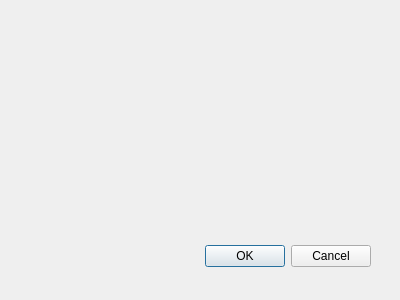
Before: the Qt Designer form Projet3_TRADING/aboutdialog.ui in MacFly669/myGitFiles, drawn with Qt 5.
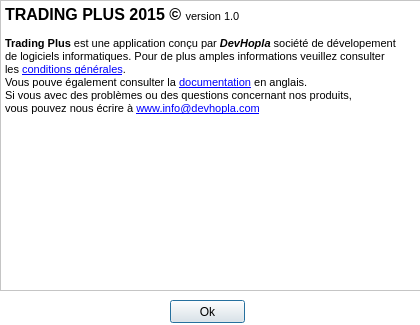
After: the same form once the commit is applied. Icons and pictures are not drawn.

```diff
--- a/Projet3_TRADING/aboutdialog.ui
+++ b/Projet3_TRADING/aboutdialog.ui
@@ -8,27 +8,331 @@
    <rect>
     <x>0</x>
     <y>0</y>
-    <width>400</width>
-    <height>300</height>
+    <width>420</width>
+    <height>325</height>
    </rect>
   </property>
+  <property name="sizePolicy">
+   <sizepolicy hsizetype="Fixed" vsizetype="Fixed">
+    <horstretch>0</horstretch>
+    <verstretch>0</verstretch>
+   </sizepolicy>
+  </property>
+  <property name="minimumSize">
+   <size>
+    <width>420</width>
+    <height>325</height>
+   </size>
+  </property>
+  <property name="maximumSize">
+   <size>
+    <width>420</width>
+    <height>325</height>
+   </size>
+  </property>
+  <property name="palette">
+   <palette>
+    <active>
+     <colorrole role="WindowText">
+      <brush brushstyle="SolidPattern">
+       <color alpha="255">
+        <red>0</red>
+        <green>0</green>
+        <blue>0</blue>
+       </color>
+      </brush>
+     </colorrole>
+     <colorrole role="Midlight">
+      <brush brushstyle="SolidPattern">
+       <color alpha="255">
+        <red>255</red>
+        <green>255</green>
+        <blue>255</blue>
+       </color>
+      </brush>
+     </colorrole>
+     <colorrole role="Dark">
+      <brush brushstyle="SolidPattern">
+       <color alpha="255">
+        <red>255</red>
+        <green>255</green>
+        <blue>255</blue>
+       </color>
+      </brush>
+     </colorrole>
+     <colorrole role="Mid">
+      <brush brushstyle="SolidPattern">
+       <color alpha="255">
+        <red>255</red>
+        <green>255</green>
+        <blue>255</blue>
+       </color>
+      </brush>
+     </colorrole>
+     <colorrole role="Text">
+      <brush brushstyle="SolidPattern">
+       <color alpha="255">
+        <red>0</red>
+        <green>0</green>
+        <blue>0</blue>
+       </color>
+      </brush>
+     </colorrole>
+     <colorrole role="ButtonText">
+      <brush brushstyle="SolidPattern">
+       <color alpha="255">
+        <red>0</red>
+        <green>0</green>
+        <blue>0</blue>
+       </color>
+      </brush>
+     </colorrole>
+     <colorrole role="Base">
+      <brush brushstyle="SolidPattern">
+       <color alpha="255">
+        <red>255</red>
+        <green>255</green>
+        <blue>255</blue>
+       </color>
+      </brush>
+     </colorrole>
+     <colorrole role="Window">
+      <brush brushstyle="SolidPattern">
+       <color alpha="255">
+        <red>255</red>
+        <green>255</green>
+        <blue>255</blue>
+       </color>
+      </brush>
+     </colorrole>
+     <colorrole role="Shadow">
+      <brush brushstyle="SolidPattern">
+       <color alpha="255">
+        <red>255</red>
+        <green>255</green>
+        <blue>255</blue>
+       </color>
+      </brush>
+     </colorrole>
+    </active>
+    <inactive>
+     <colorrole role="WindowText">
+      <brush brushstyle="SolidPattern">
+       <color alpha="255">
+        <red>0</red>
+        <green>0</green>
+        <blue>0</blue>
+       </color>
+      </brush>
+     </colorrole>
+     <colorrole role="Midlight">
+      <brush brushstyle="SolidPattern">
+       <color alpha="255">
+        <red>255</red>
+        <green>255</green>
+        <blue>255</blue>
+       </color>
+      </brush>
+     </colorrole>
+     <colorrole role="Dark">
+      <brush brushstyle="SolidPattern">
+       <color alpha="255">
+        <red>255</red>
+        <green>255</green>
+        <blue>255</blue>
+       </color>
+      </brush>
+     </colorrole>
+     <colorrole role="Mid">
+      <brush brushstyle="SolidPattern">
+       <color alpha="255">
+        <red>255</red>
+        <green>255</green>
+        <blue>255</blue>
+       </color>
+      </brush>
+     </colorrole>
+     <colorrole role="Text">
+      <brush brushstyle="SolidPattern">
+       <color alpha="255">
+        <red>0</red>
+        <green>0</green>
+        <blue>0</blue>
+       </color>
+      </brush>
+     </colorrole>
+     <colorrole role="ButtonText">
+      <brush brushstyle="SolidPattern">
+       <color alpha="255">
+        <red>0</red>
+        <green>0</green>
+        <blue>0</blue>
+       </color>
+      </brush>
+     </colorrole>
+     <colorrole role="Base">
+      <brush brushstyle="SolidPattern">
+       <color alpha="255">
+        <red>255</red>
+        <green>255</green>
+        <blue>255</blue>
+       </color>
+      </brush>
+     </colorrole>
+     <colorrole role="Window">
+      <brush brushstyle="SolidPattern">
+       <color alpha="255">
+        <red>255</red>
+        <green>255</green>
+        <blue>255</blue>
+       </color>
+      </brush>
+     </colorrole>
+     <colorrole role="Shadow">
+      <brush brushstyle="SolidPattern">
+       <color alpha="255">
+        <red>255</red>
+        <green>255</green>
+        <blue>255</blue>
+       </color>
+      </brush>
+     </colorrole>
+    </inactive>
+    <disabled>
+     <colorrole role="WindowText">
+      <brush brushstyle="SolidPattern">
+       <color alpha="255">
+        <red>255</red>
+        <green>255</green>
+        <blue>255</blue>
+       </color>
+      </brush>
+     </colorrole>
+     <colorrole role="Midlight">
+      <brush brushstyle="SolidPattern">
+       <color alpha="255">
+        <red>255</red>
+        <green>255</green>
+        <blue>255</blue>
+       </color>
+      </brush>
+     </colorrole>
+     <colorrole role="Dark">
+      <brush brushstyle="SolidPattern">
+       <color alpha="255">
+        <red>255</red>
+        <green>255</green>
+        <blue>255</blue>
+       </color>
+      </brush>
+     </colorrole>
+     <colorrole role="Mid">
+      <brush brushstyle="SolidPattern">
+       <color alpha="255">
+        <red>255</red>
+        <green>255</green>
+        <blue>255</blue>
+       </color>
+      </brush>
+     </colorrole>
+     <colorrole role="Text">
+      <brush brushstyle="SolidPattern">
+       <color alpha="255">
+        <red>255</red>
+        <green>255</green>
+        <blue>255</blue>
+       </color>
+      </brush>
+     </colorrole>
+     <colorrole role="ButtonText">
+      <brush brushstyle="SolidPattern">
+       <color alpha="255">
+        <red>255</red>
+        <green>255</green>
+        <blue>255</blue>
+       </color>
+      </brush>
+     </colorrole>
+     <colorrole role="Base">
+      <brush brushstyle="SolidPattern">
+       <color alpha="255">
+        <red>255</red>
+        <green>255</green>
+        <blue>255</blue>
+       </color>
+      </brush>
+     </colorrole>
+     <colorrole role="Window">
+      <brush brushstyle="SolidPattern">
+       <color alpha="255">
+        <red>255</red>
+        <green>255</green>
+        <blue>255</blue>
+       </color>
+      </brush>
+     </colorrole>
+     <colorrole role="Shadow">
+      <brush brushstyle="SolidPattern">
+       <color alpha="255">
+        <red>255</red>
+        <green>255</green>
+        <blue>255</blue>
+       </color>
+      </brush>
+     </colorrole>
+    </disabled>
+   </palette>
+  </property>
   <property name="windowTitle">
    <string>Dialog</string>
   </property>
-  <widget name="buttonBox" class="QDialogButtonBox">
+  <property name="windowIcon">
+   <iconset>
+    <normaloff>icons/About.png</normaloff>
+    <disabledoff>icons/About.png</disabledoff>
+    <disabledon>icons/About.png</disabledon>icons/About.png</iconset>
+  </property>
+  <property name="modal">
+   <bool>true</bool>
+  </property>
+  <widget class="QPushButton" name="pushButton">
    <property name="geometry">
     <rect>
-     <x>30</x>
-     <y>240</y>
-     <width>341</width>
-     <height>32</height>
+     <x>170</x>
+     <y>300</y>
+     <width>75</width>
+     <height>23</height>
     </rect>
    </property>
-   <property name="orientation">
-    <enum>Qt::Horizontal</enum>
+   <property name="text">
+    <string>Ok</string>
    </property>
-   <property name="standardButtons">
-    <set>QDialogButtonBox::Cancel|QDialogButtonBox::Ok</set>
+  </widget>
+  <widget class="QTextEdit" name="textEdit">
+   <property name="geometry">
+    <rect>
+     <x>0</x>
+     <y>0</y>
+     <width>421</width>
+     <height>291</height>
+    </rect>
+   </property>
+   <property name="html">
+    <string>&lt;!DOCTYPE HTML PUBLIC &quot;-//W3C//DTD HTML 4.0//EN&quot; &quot;http://www.w3.org/TR/REC-html40/strict.dtd&quot;&gt;
+&lt;html&gt;&lt;head&gt;&lt;meta name=&quot;qrichtext&quot; content=&quot;1&quot; /&gt;&lt;style type=&quot;text/css&quot;&gt;
+p, li { white-space: pre-wrap; }
+&lt;/style&gt;&lt;/head&gt;&lt;body style=&quot; font-family:'MS Shell Dlg 2'; font-size:8.25pt; font-weight:400; font-style:normal;&quot;&gt;
+&lt;p style=&quot; margin-top:0px; margin-bottom:0px; margin-left:0px; margin-right:0px; -qt-block-indent:0; text-indent:0px;&quot;&gt;&lt;img src=&quot;:/images/icons/mid_trading_small_new.png&quot; /&gt;&lt;/p&gt;
+&lt;p style=&quot; margin-top:0px; margin-bottom:0px; margin-left:0px; margin-right:0px; -qt-block-indent:0; text-indent:0px;&quot;&gt;&lt;span style=&quot; font-size:12pt; font-weight:600;&quot;&gt;TRADING PLUS 2015 © &lt;/span&gt;&lt;span style=&quot; font-size:8pt;&quot;&gt;version 1.0&lt;/span&gt;&lt;/p&gt;
+&lt;p style=&quot;-qt-paragraph-type:empty; margin-top:0px; margin-bottom:0px; margin-left:0px; margin-right:0px; -qt-block-indent:0; text-indent:0px; font-size:8pt;&quot;&gt;&lt;br /&gt;&lt;/p&gt;
+&lt;p style=&quot; margin-top:0px; margin-bottom:0px; margin-left:0px; margin-right:0px; -qt-block-indent:0; text-indent:0px;&quot;&gt;&lt;span style=&quot; font-size:8pt; font-weight:600;&quot;&gt;Trading Plus&lt;/span&gt;&lt;span style=&quot; font-size:8pt;&quot;&gt; est une application conçu par &lt;/span&gt;&lt;span style=&quot; font-size:8pt; font-weight:600; font-style:italic;&quot;&gt;DevHopla&lt;/span&gt;&lt;span style=&quot; font-size:8pt;&quot;&gt; société de dévelopement&lt;/span&gt;&lt;/p&gt;
+&lt;p style=&quot; margin-top:0px; margin-bottom:0px; margin-left:0px; margin-right:0px; -qt-block-indent:0; text-indent:0px;&quot;&gt;&lt;span style=&quot; font-size:8pt;&quot;&gt;de logiciels informatiques. Pour de plus amples informations veuillez consulter&lt;/span&gt;&lt;/p&gt;
+&lt;p style=&quot; margin-top:0px; margin-bottom:0px; margin-left:0px; margin-right:0px; -qt-block-indent:0; text-indent:0px;&quot;&gt;&lt;span style=&quot; font-size:8pt;&quot;&gt;les &lt;/span&gt;&lt;a href=&quot;#&quot;&gt;&lt;span style=&quot; font-size:8pt; text-decoration: underline; color:#0000ff;&quot;&gt;conditions générales&lt;/span&gt;&lt;/a&gt;&lt;span style=&quot; font-size:8pt;&quot;&gt;.&lt;/span&gt;&lt;/p&gt;
+&lt;p style=&quot; margin-top:0px; margin-bottom:0px; margin-left:0px; margin-right:0px; -qt-block-indent:0; text-indent:0px;&quot;&gt;&lt;span style=&quot; font-size:8pt;&quot;&gt;Vous pouve également consulter la &lt;/span&gt;&lt;a href=&quot;~/doc.pdf&quot;&gt;&lt;span style=&quot; font-size:8pt; text-decoration: underline; color:#0000ff;&quot;&gt;documentation&lt;/span&gt;&lt;/a&gt;&lt;span style=&quot; font-size:8pt;&quot;&gt; en anglais.&lt;/span&gt;&lt;/p&gt;
+&lt;p style=&quot; margin-top:0px; margin-bottom:0px; margin-left:0px; margin-right:0px; -qt-block-indent:0; text-indent:0px;&quot;&gt;&lt;span style=&quot; font-size:8pt;&quot;&gt;Si vous avec des problèmes ou des questions concernant nos produits, &lt;/span&gt;&lt;/p&gt;
+&lt;p style=&quot; margin-top:0px; margin-bottom:0px; margin-left:0px; margin-right:0px; -qt-block-indent:0; text-indent:0px;&quot;&gt;&lt;span style=&quot; font-size:8pt;&quot;&gt;vous pouvez nous écrire à &lt;/span&gt;&lt;a href=&quot;#&quot;&gt;&lt;span style=&quot; font-size:8pt; text-decoration: underline; color:#0000ff;&quot;&gt;www.info@devhopla.com&lt;/span&gt;&lt;/a&gt;&lt;/p&gt;
+&lt;p style=&quot;-qt-paragraph-type:empty; margin-top:0px; margin-bottom:0px; margin-left:0px; margin-right:0px; -qt-block-indent:0; text-indent:0px; font-size:8pt; text-decoration: underline; color:#0000ff;&quot;&gt;&lt;br /&gt;&lt;/p&gt;
+&lt;p style=&quot;-qt-paragraph-type:empty; margin-top:0px; margin-bottom:0px; margin-left:0px; margin-right:0px; -qt-block-indent:0; text-indent:0px; font-size:8pt; text-decoration: underline; color:#0000ff;&quot;&gt;&lt;br /&gt;&lt;/p&gt;&lt;/body&gt;&lt;/html&gt;</string>
    </property>
   </widget>
  </widget>
```
Left out of the diff: 44 changed lines with no effect on the pictures.
